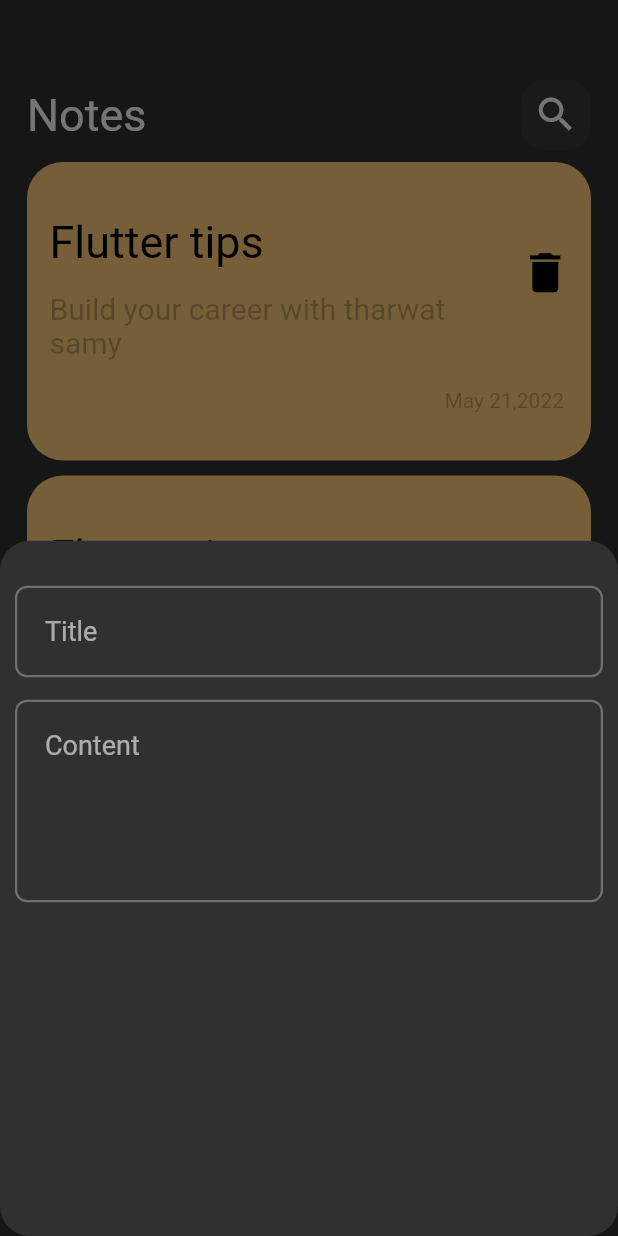
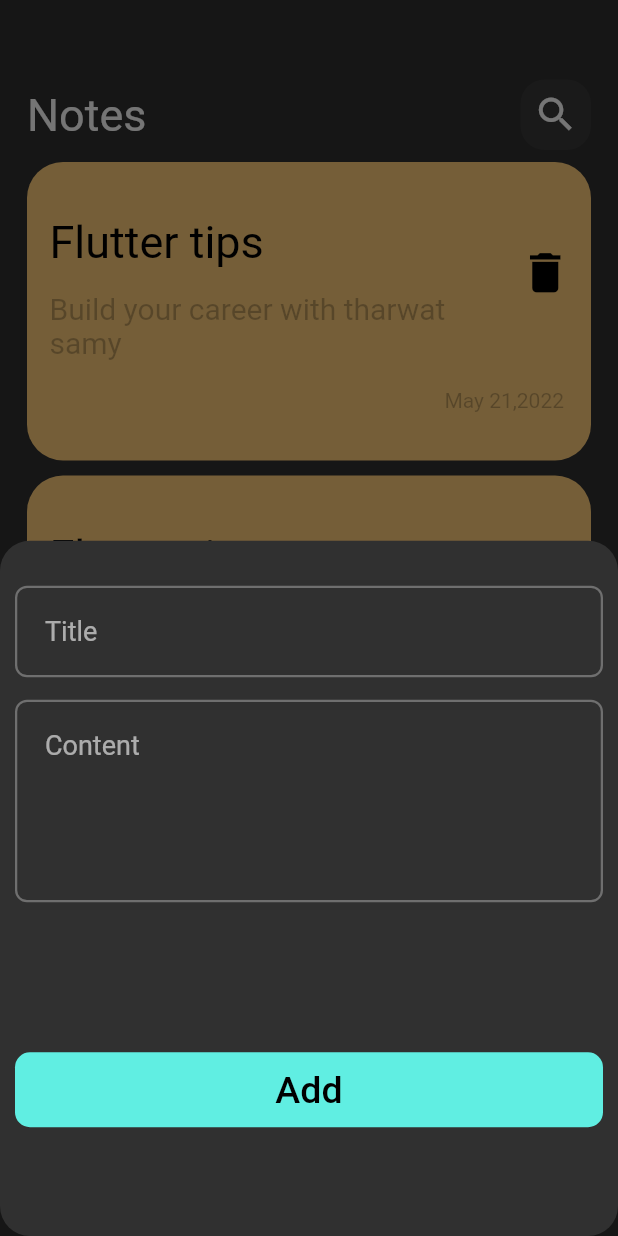
Before and after one commit to HazemAhmed3020/notes_app, a Flutter app: the screen it shows after launch, after a tap on the "add" icon, on a phone screen of 412 x 824 dp. Run offline on Flutter 3.47's test engine with Material 3 defaults, Android fonts, the phone set to English and light mode, and no system bars.

```diff
--- a/lib/widgets/add_note_bottom_sheet.dart
+++ b/lib/widgets/add_note_bottom_sheet.dart
@@ -1,4 +1,5 @@
 import 'package:flutter/material.dart';
+import 'package:notes_app_exmp/widgets/custom_bottom.dart';
 import 'package:notes_app_exmp/widgets/custom_text_field.dart';
 
 class AddNoteBottomSheet extends StatelessWidget {
@@ -8,15 +9,15 @@ class AddNoteBottomSheet extends StatelessWidget {
   Widget build(BuildContext context) {
     return Padding(
       padding: const EdgeInsets.all(10.0),
-      child: Container(
       child: Column(
         children: [
           SizedBox(height: 20,),
           CustomTextField(hintTxt: 'Title'),
           SizedBox(height: 15,),
-            CustomTextField(hintTxt: 'Content', maxLines: 5,)
+          CustomTextField(hintTxt: 'Content', maxLines: 5,),
+          SizedBox(height: 100,),
+          CustomButton(txt: 'Add', onTap: (){}),
         ],
-        ),
       ),
     );
   }
--- /dev/null
+++ b/lib/widgets/custom_bottom.dart
@@ -0,0 +1,31 @@
+import 'package:flutter/material.dart';
+
+class CustomButton extends StatelessWidget {
+  CustomButton({super.key, required this.txt , required this.onTap});
+  final String txt;
+  VoidCallback onTap;
+  @override
+  Widget build(BuildContext context) {
+    return GestureDetector(
+      onTap: onTap,
+      child: Container(
+        alignment: Alignment.center,
+        width: double.infinity,
+        height: 50,
+        decoration: BoxDecoration(
+          color: Color(0xFF60EEE2),
+          borderRadius: BorderRadius.all(Radius.circular(10)),
+        ),
+        child: Text(
+          txt,
+          textAlign: TextAlign.center,
+          style: TextStyle(
+            fontSize: 25,
+            fontWeight: FontWeight.w500,
+            color: Colors.black,
+          ),
+        ),
+      ),
+    );
+  }
+}
```
Lines whose indentation alone changed are shown as unchanged.
